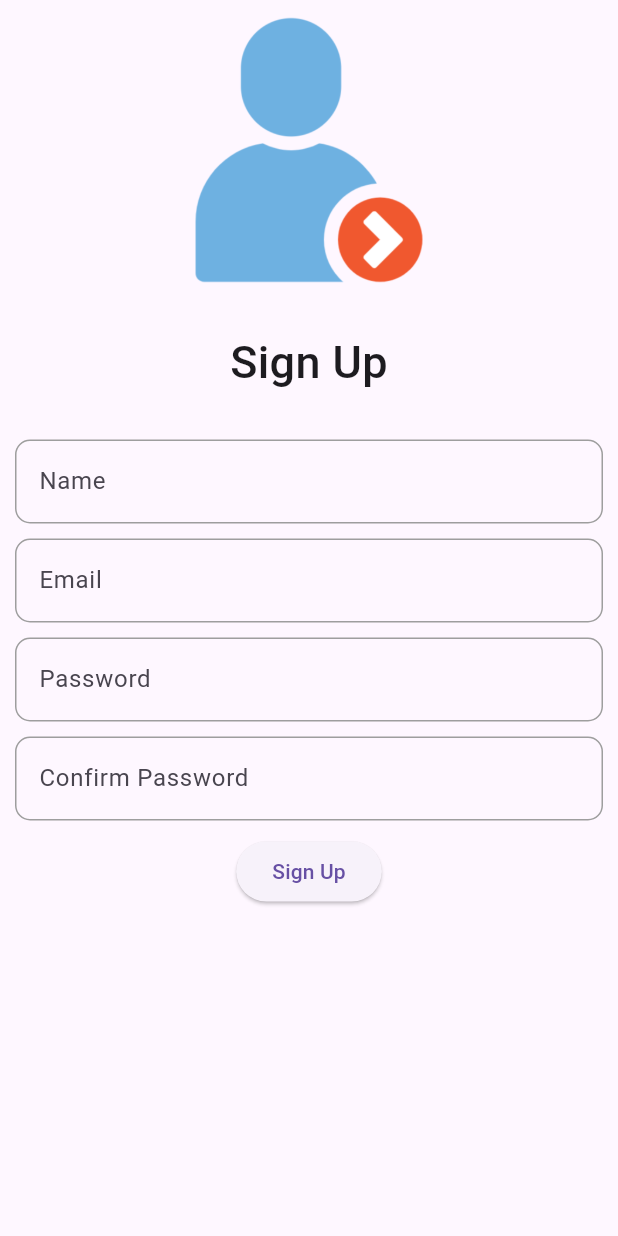
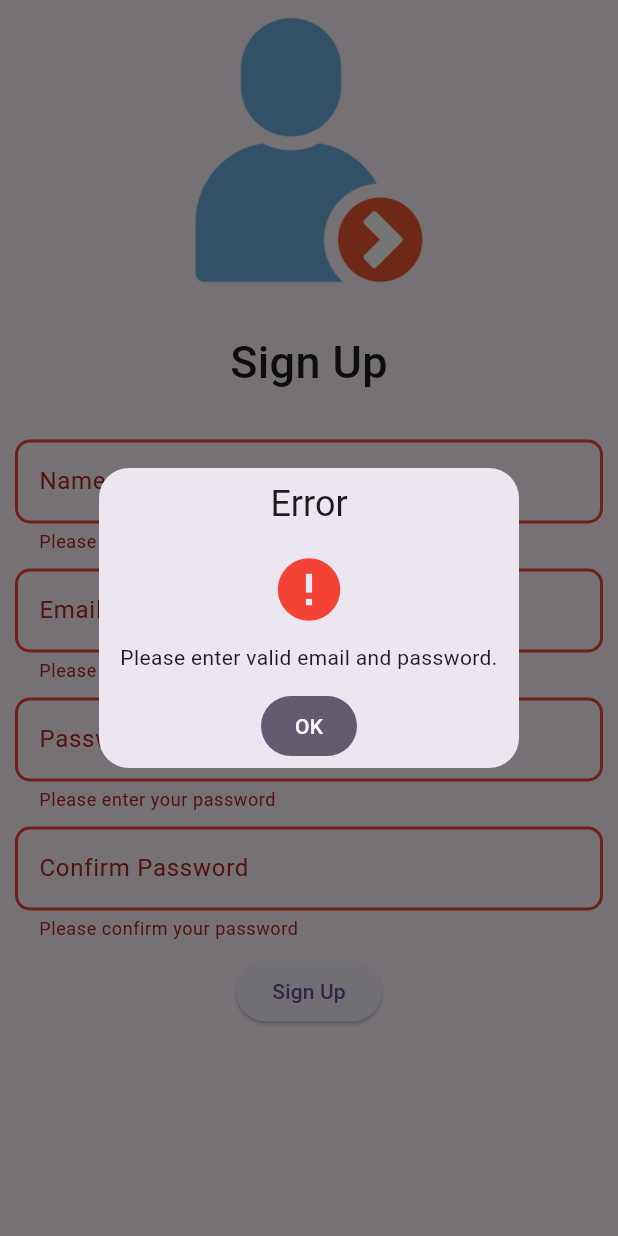
Before and after one commit to sakib556/Online-Notes, a Flutter app: the SignupScreen screen opened directly, after a tap on "Sign Up", on a phone screen of 412 x 824 dp. Run offline on Flutter 3.47's test engine with Material 3 defaults, Android fonts, the phone set to English and light mode, and no system bars; our stand-ins replace cloud_firestore, firebase_auth, firebase_core, get; accounts and stored records are empty.

Commit message:
auth issues

```diff
--- a/lib/auth_controller.dart
+++ b/lib/auth_controller.dart
@@ -56,7 +56,7 @@ class AuthController extends GetxController {
         );
 
         // Create a new document in Firestore
-        await firestore.collection('users').doc(userCredential.user!.uid).set({
+        await firestore.collection('users').doc(userCredential.user?.uid).set({
           'username': username,
           'email': email,
           'createdAt':
@@ -67,7 +67,9 @@ class AuthController extends GetxController {
       } else {
         showErrorDialog("Please enter valid email and password.");
       }
+      print("error in method");
     } on FirebaseAuthException catch (e) {
+      print("error in fb ");
       handleFirebaseAuthError(e);
     } finally {
       isSignupButtonLoading.value = false; // Ensure loading state is reset
--- a/lib/auth_screen.dart
+++ b/lib/auth_screen.dart
@@ -15,7 +15,7 @@ class AuthScreen extends StatelessWidget {
       builder: (context, snapshot) {
         if (snapshot.connectionState == ConnectionState.waiting) {
           // Show a loading indicator while checking the auth status
-          return Center(child: CircularProgressIndicator());
+          return const Center(child: CircularProgressIndicator());
         } else if (snapshot.hasData && snapshot.data != null) {
           // User is logged in
           return HomeScreen();
--- a/lib/signup_screen.dart
+++ b/lib/signup_screen.dart
@@ -16,6 +16,7 @@ class _SignupScreenState extends State<SignupScreen> {
   TextEditingController passwordController = TextEditingController();
   TextEditingController confirmPasswordController = TextEditingController();
   TextEditingController usernameController = TextEditingController();
+
   @override
   Widget build(BuildContext context) {
     return Scaffold(
@@ -28,9 +29,7 @@ class _SignupScreenState extends State<SignupScreen> {
                 height: 200,
                 width: 200,
               ),
-            SizedBox(
-              height: 20,
-            ),
+              SizedBox(height: 20),
               Text(
                 "Sign Up",
                 textAlign: TextAlign.center,
@@ -39,60 +38,96 @@ class _SignupScreenState extends State<SignupScreen> {
                   fontWeight: FontWeight.w500,
                 ),
               ),
-            SizedBox(
-              height: 30,
-            ),
+              SizedBox(height: 30),
               Padding(
-              padding: const EdgeInsets.only(right: 10, left: 10),
+                padding: const EdgeInsets.symmetric(horizontal: 10),
+                child: Form(
+                  key: authController.signupFormKey, // Apply form key
                   child: Column(
                     children: [
                       GlobalTextField(
                         label: "Name",
                         hint: "Enter your name",
                         controller: usernameController,
+                        validator: (value) {
+                          if (value == null || value.isEmpty) {
+                            return 'Please enter your name';
+                          }
+                          return null;
+                        },
                       ),
-                  SizedBox(
-                    height: 10,
-                  ),
+                      SizedBox(height: 10),
                       GlobalTextField(
                         label: "Email",
                         hint: "Enter your email",
                         controller: emailController,
+                        validator: (value) {
+                          if (value == null || value.isEmpty) {
+                            return 'Please enter your email';
+                          }
+                          if (!RegExp(r'^[^@]+@[^@]+\.[^@]+').hasMatch(value)) {
+                            return 'Please enter a valid email';
+                          }
+                          return null;
+                        },
                       ),
-                  SizedBox(
-                    height: 10,
-                  ),
+                      SizedBox(height: 10),
                       GlobalTextField(
                         label: "Password",
                         hint: "Enter your password",
                         controller: passwordController,
+                        validator: (value) {
+                          if (value == null || value.isEmpty) {
+                            return 'Please enter your password';
+                          }
+                          if (value.length < 6) {
+                            return 'Password must be at least 6 characters';
+                          }
+                          return null;
+                        },
                       ),
-                  SizedBox(
-                    height: 10,
-                  ),
+                      SizedBox(height: 10),
                       GlobalTextField(
                         label: "Confirm Password",
                         hint: "Enter your password again",
                         controller: confirmPasswordController,
+                        validator: (value) {
+                          if (value == null || value.isEmpty) {
+                            return 'Please confirm your password';
+                          }
+                          if (value != passwordController.text) {
+                            return 'Passwords do not match';
+                          }
+                          return null;
+                        },
                       ),
-                  SizedBox(
-                    height: 10,
-                  ),
-                  ElevatedButton(
+                      SizedBox(height: 10),
+                      Obx(
+                        () => ElevatedButton(
                           onPressed: () {
                             authController.signUp(
                               email: emailController.text,
                               password: passwordController.text,
                               cpassword: confirmPasswordController.text,
-                            username: usernameController.text);
+                              username: usernameController.text,
+                            );
                           },
-                      child: Text("Sign Up"))
-                ],
+                          child: authController.isSignupButtonLoading.value
+                              ? SizedBox(
+                                  height: 16,
+                                  width: 16,
+                                  child: CircularProgressIndicator())
+                              : Text("Sign Up"),
                         ),
                       ),
                     ],
                   ),
-      )),
+                ),
+              ),
+            ],
+          ),
+        ),
+      ),
     );
   }
 }
```
Also changed, not shown: lib/login_screen.dart (+19 -5 lines). Lines whose indentation alone changed are shown as unchanged.
